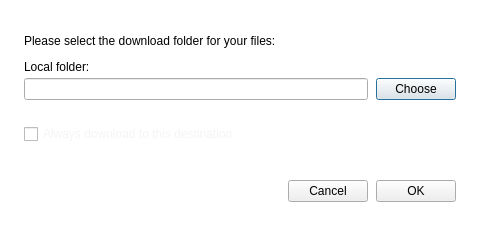
This is src/MEGASync/gui/ui/DownloadFromMegaDialog.ui in meganz/MEGAsync as Qt 5 draws it before an edit. The edited form follows.
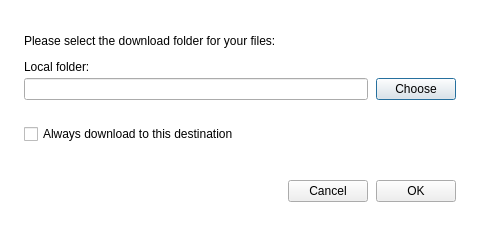
This is the edited form.

Commit message: Global css prop for checkboxes

Patch:
```diff
--- a/src/MEGASync/gui/ui/DownloadFromMegaDialog.ui
+++ b/src/MEGASync/gui/ui/DownloadFromMegaDialog.ui
@@ -37,11 +37,6 @@
 background-color: #ffffff; /*colorToken.page-background*/
 }
 
-
-#cDefaultPath
-{
-color: #F3F4F4; /*colorToken.text-primary*/
-}
 </string>
   </property>
   <property name="TOKENIZED" stdset="0">
```
The commit also changes 1 other file.
